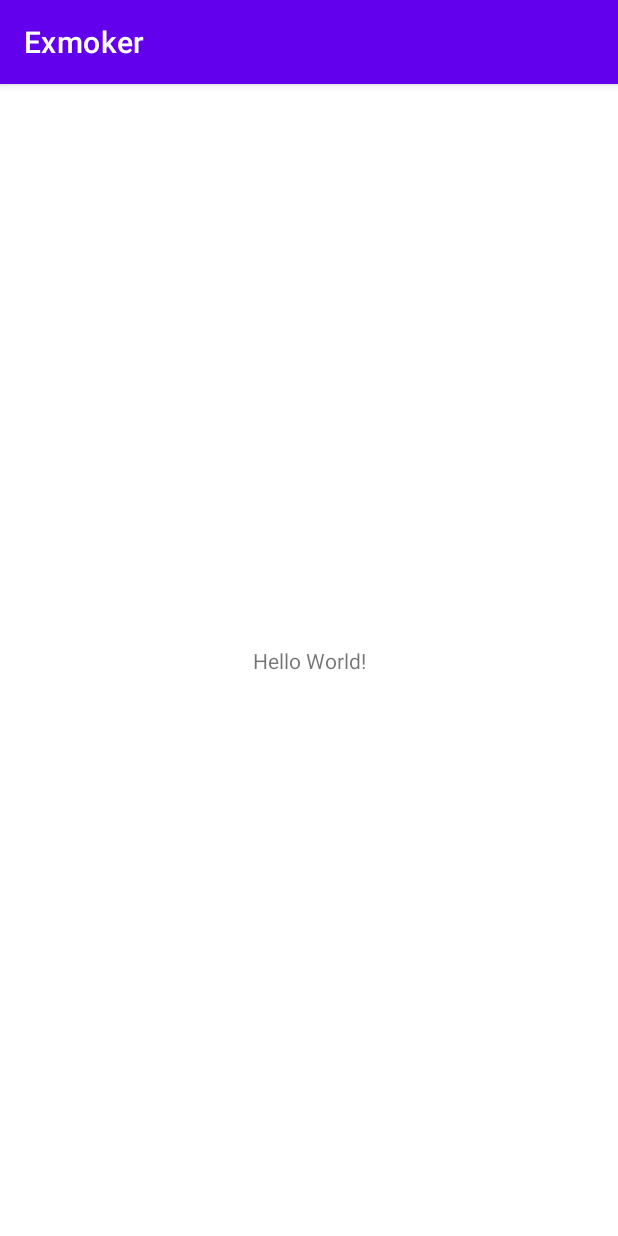
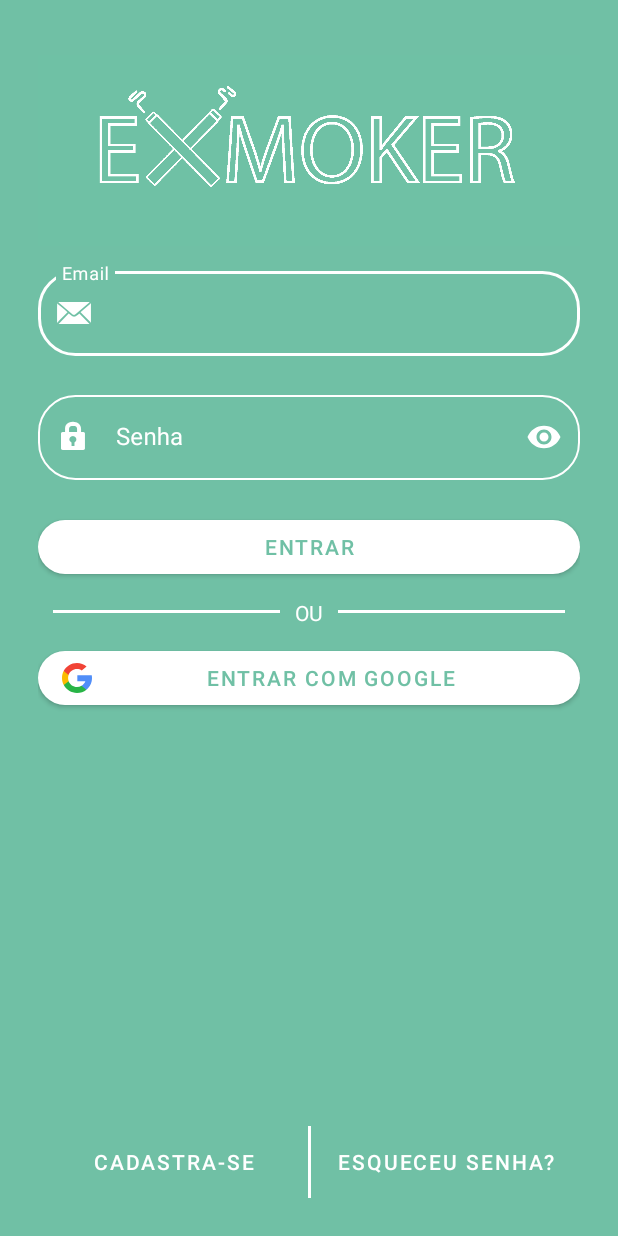
Before and after one commit to BrunaVazAdam/Exmoker, an Android app: the screen it shows after launch (MainActivity before the commit, LoginActivity after it), on a phone screen of 412 x 824 dp. Run offline under Robolectric (Android 15) with nearby library versions, the phone set to English and light mode, and no system bars; libraries missing offline, so code that uses them is left out: com.mobsandgeeks.saripaar; 2 statements that could not run were skipped.

Commit message:
Interface de Login e Cadastro

```diff
--- a/app/build.gradle
+++ b/app/build.gradle
@@ -32,6 +32,8 @@ apply plugin: 'com.android.application'
 apply plugin: 'com.google.gms.google-services'
 
 dependencies {
+    implementation 'com.mobsandgeeks:android-saripaar:2.0.3'
+    implementation 'com.github.rtoshiro.mflibrary:mflibrary:1.0.0'
     implementation platform('com.google.firebase:firebase-bom:26.7.0')
     implementation 'com.google.firebase:firebase-analytics'
     implementation 'androidx.appcompat:appcompat:1.1.0'
--- a/app/src/main/AndroidManifest.xml
+++ b/app/src/main/AndroidManifest.xml
@@ -9,7 +9,8 @@
         android:roundIcon="@mipmap/ic_launcher_round"
         android:supportsRtl="true"
         android:theme="@style/Theme.Exmoker">
-        <activity android:name=".MainActivity">
+        <activity android:name=".CadastroActivity"></activity>
+        <activity android:name=".LoginActivity">
             <intent-filter>
                 <action android:name="android.intent.action.MAIN" />
 
--- /dev/null
+++ b/app/src/main/java/br/com/ifsul/bruna/exmoker/LoginActivity.java
@@ -0,0 +1,66 @@
+package br.com.ifsul.bruna.exmoker;
+
+import android.content.Intent;
+import android.os.Bundle;
+import android.widget.Button;
+
+import androidx.appcompat.app.AppCompatActivity;
+
+import com.google.android.material.textfield.TextInputEditText;
+import com.google.android.material.textfield.TextInputLayout;
+import com.mobsandgeeks.saripaar.ValidationError;
+import com.mobsandgeeks.saripaar.Validator;
+
+import java.util.List;
+
+public class LoginActivity extends AppCompatActivity implements Validator.ValidationListener {
+
+    private TextInputLayout txtEmail;
+    private TextInputLayout txtSenha;
+    private TextInputEditText etEmail;
+    private TextInputEditText etSenha;
+    private Button btLogar;
+    private Button btLogarGoogle;
+    private Button btCadastrar;
+    private Button btEsqueceuSenha;
+
+    private Validator validator;
+
+    @Override
+    protected void onCreate(Bundle savedInstanceState) {
+        super.onCreate(savedInstanceState);
+        setContentView(R.layout.login_activity);
+        this.inicializaComponentes();
+        this.btCadastrar.setOnClickListener(v -> {
+            Intent itCadastrar = new Intent(LoginActivity.this, CadastroActivity.class);
+            startActivity(itCadastrar);
+        });
+
+    }
+
+    private void inicializaComponentes() {
+        txtEmail = findViewById(R.id.login_txt_email);
+        txtSenha = findViewById(R.id.cad_txt_senha);
+        etEmail = findViewById(R.id.login_et_email);
+        etSenha = findViewById(R.id.login_et_senha);
+        btLogar = findViewById(R.id.login_bt_logar);
+        btLogarGoogle = findViewById(R.id.login_bt_logar_google);
+        btCadastrar = findViewById(R.id.login_bt_cadastrar);
+        btEsqueceuSenha = findViewById(R.id.login_bt_esqueceu_senha);
+        validator = new Validator(this);
+        validator.setValidationListener(this);
+
+
+    }
+
+    @Override
+    public void onValidationSucceeded() {
+
+
+    }
+
+    @Override
+    public void onValidationFailed(List<ValidationError> errors) {
+
+    }
+}
--- a/app/src/main/java/br/com/ifsul/bruna/exmoker/MainActivity.java
+++ /dev/null
@@ -1,14 +0,0 @@
-package br.com.ifsul.bruna.exmoker;
-
-import androidx.appcompat.app.AppCompatActivity;
-
-import android.os.Bundle;
-
-public class MainActivity extends AppCompatActivity {
-
-    @Override
-    protected void onCreate(Bundle savedInstanceState) {
-        super.onCreate(savedInstanceState);
-        setContentView(R.layout.activity_main);
-    }
-}
--- /dev/null
+++ b/app/src/main/res/drawable/ic_logo_google.xml
@@ -0,0 +1,18 @@
+<vector xmlns:android="http://schemas.android.com/apk/res/android"
+    android:width="200dp"
+    android:height="200dp"
+    android:viewportWidth="512"
+    android:viewportHeight="512">
+    <path
+        android:fillColor="#FBBB00"
+        android:pathData="M113.47,309.408L95.648,375.94l-65.139,1.378C11.042,341.211 0,299.9 0,256c0,-42.451 10.324,-82.483 28.624,-117.732h0.014l57.992,10.632l25.404,57.644c-5.317,15.501 -8.215,32.141 -8.215,49.456C103.821,274.792 107.225,292.797 113.47,309.408z" />
+    <path
+        android:fillColor="#518EF8"
+        android:pathData="M507.527,208.176C510.467,223.662 512,239.655 512,256c0,18.328 -1.927,36.206 -5.598,53.451c-12.462,58.683 -45.025,109.925 -90.134,146.187l-0.014,-0.014l-73.044,-3.727l-10.338,-64.535c29.932,-17.554 53.324,-45.025 65.646,-77.911h-136.89V208.176h138.887L507.527,208.176L507.527,208.176z" />
+    <path
+        android:fillColor="#28B446"
+        android:pathData="M416.253,455.624l0.014,0.014C372.396,490.901 316.666,512 256,512c-97.491,0 -182.252,-54.491 -225.491,-134.681l82.961,-67.91c21.619,57.698 77.278,98.771 142.53,98.771c28.047,0 54.323,-7.582 76.87,-20.818L416.253,455.624z" />
+    <path
+        android:fillColor="#F14336"
+        android:pathData="M419.404,58.936l-82.933,67.896c-23.335,-14.586 -50.919,-23.012 -80.471,-23.012c-66.729,0 -123.429,42.957 -143.965,102.724l-83.397,-68.276h-0.014C71.23,56.123 157.06,0 256,0C318.115,0 375.068,22.126 419.404,58.936z" />
+</vector>
--- a/app/src/main/res/layout/activity_main.xml
+++ /dev/null
@@ -1,18 +0,0 @@
-<?xml version="1.0" encoding="utf-8"?>
-<androidx.constraintlayout.widget.ConstraintLayout xmlns:android="http://schemas.android.com/apk/res/android"
-    xmlns:app="http://schemas.android.com/apk/res-auto"
-    xmlns:tools="http://schemas.android.com/tools"
-    android:layout_width="match_parent"
-    android:layout_height="match_parent"
-    tools:context=".MainActivity">
-
-    <TextView
-        android:layout_width="wrap_content"
-        android:layout_height="wrap_content"
-        android:text="Hello World!"
-        app:layout_constraintBottom_toBottomOf="parent"
-        app:layout_constraintLeft_toLeftOf="parent"
-        app:layout_constraintRight_toRightOf="parent"
-        app:layout_constraintTop_toTopOf="parent" />
-
-</androidx.constraintlayout.widget.ConstraintLayout>
--- /dev/null
+++ b/app/src/main/res/layout/login_activity.xml
@@ -0,0 +1,150 @@
+<?xml version="1.0" encoding="utf-8"?>
+<ScrollView xmlns:android="http://schemas.android.com/apk/res/android"
+    xmlns:app="http://schemas.android.com/apk/res-auto"
+    xmlns:tools="http://schemas.android.com/tools"
+    android:layout_width="match_parent"
+    android:layout_height="match_parent"
+    android:fillViewport="true"
+    tools:context=".LoginActivity">
+
+    <LinearLayout
+        android:layout_width="match_parent"
+        android:layout_height="wrap_content"
+        android:orientation="vertical"
+        android:padding="25dp">
+
+        <LinearLayout
+            android:layout_width="match_parent"
+            android:layout_height="wrap_content"
+            android:orientation="vertical"
+            android:paddingBottom="10dp">
+
+            <ImageView
+                android:layout_width="fill_parent"
+                android:layout_height="150dp"
+                android:contentDescription="@string/str_logo_description"
+                android:src="@drawable/logo_exmoker" />
+
+            <com.google.android.material.textfield.TextInputLayout
+                android:id="@+id/login_txt_email"
+                style="@style/TextInputLayout"
+                android:layout_width="match_parent"
+                android:layout_height="wrap_content"
+                android:hint="@string/str_email"
+                app:startIconDrawable="@android:drawable/sym_action_email">
+
+                <com.google.android.material.textfield.TextInputEditText
+                    android:id="@+id/login_et_email"
+                    android:layout_width="match_parent"
+                    android:layout_height="wrap_content"
+                    android:inputType="textEmailAddress"
+                    android:textColor="@color/white" />
+            </com.google.android.material.textfield.TextInputLayout>
+
+            <com.google.android.material.textfield.TextInputLayout
+                android:id="@+id/login_txt_senha"
+                style="@style/TextInputLayout"
+                android:layout_width="match_parent"
+                android:layout_height="wrap_content"
+                android:hint="@string/str_senha"
+                app:startIconDrawable="@android:drawable/ic_lock_idle_lock"
+                app:endIconMode="password_toggle">
+
+                <com.google.android.material.textfield.TextInputEditText
+                    android:id="@+id/login_et_senha"
+                    android:layout_width="match_parent"
+                    android:layout_height="wrap_content"
+                    android:inputType="textPassword"
+                    android:textColor="@color/white" />
+
+            </com.google.android.material.textfield.TextInputLayout>
+
+            <com.google.android.material.button.MaterialButton
+                android:id="@+id/login_bt_logar"
+                android:layout_width="match_parent"
+                android:layout_height="wrap_content"
+                android:text="@string/str_btLogar"
+                app:cornerRadius="@dimen/border_radius_input" />
+
+            <LinearLayout
+                android:layout_width="match_parent"
+                android:layout_height="wrap_content"
+                android:orientation="horizontal"
+                android:paddingStart="10dp"
+                android:paddingEnd="10dp">
+
+                <View
+                    android:id="@+id/divider2"
+                    android:layout_width="match_parent"
+                    android:layout_height="2dp"
+                    android:layout_weight="1"
+                    android:background="@color/white"
+                    android:translationY="18dp" />
+
+                <TextView
+                    android:id="@+id/textView"
+                    android:layout_width="wrap_content"
+                    android:layout_height="wrap_content"
+                    android:padding="10dp"
+                    android:text="@string/str_ou"
+                    android:textColor="@color/white" />
+
+                <View
+                    android:id="@+id/divider3"
+                    android:layout_width="match_parent"
+                    android:layout_height="2dp"
+                    android:layout_weight="1"
+                    android:background="@color/white"
+                    android:translationY="18dp" />
+            </LinearLayout>
+
+            <com.google.android.material.button.MaterialButton
+                android:id="@+id/login_bt_logar_google"
+                android:layout_width="match_parent"
+                android:layout_height="wrap_content"
+                android:text="@string/str_btLogarGoogle"
+                app:cornerRadius="@dimen/border_radius_input"
+                app:icon="@drawable/ic_logo_google"
+                app:iconSize="20dp"
+                app:iconTint="@null" />
+
+        </LinearLayout>
+
+        <Space
+            android:layout_width="match_parent"
+            android:layout_height="0dp"
+            android:layout_weight="1" />
+
+        <LinearLayout
+            android:layout_width="match_parent"
+            android:layout_height="wrap_content"
+            android:layout_gravity="bottom"
+            android:orientation="horizontal">
+
+            <com.google.android.material.button.MaterialButton
+                android:id="@+id/login_bt_cadastrar"
+                style="@style/Widget.MaterialComponents.Button.TextButton"
+                android:layout_width="match_parent"
+                android:layout_height="wrap_content"
+                android:layout_weight="1"
+                android:text="@string/str_btCadastrar"
+                app:cornerRadius="@dimen/border_radius_input" />
+
+            <View
+                android:id="@+id/divider"
+                android:layout_width="2dp"
+                android:layout_height="match_parent"
+                android:background="@color/white" />
+
+            <com.google.android.material.button.MaterialButton
+                android:id="@+id/login_bt_esqueceu_senha"
+                style="@style/Widget.MaterialComponents.Button.TextButton"
+                android:layout_width="match_parent"
+                android:layout_height="wrap_content"
+                android:layout_weight="1"
+                android:text="@string/str_btEsqueceuSenha"
+                app:cornerRadius="@dimen/border_radius_input" />
+        </LinearLayout>
+
+    </LinearLayout>
+</ScrollView>
--- a/app/src/main/res/values-night/themes.xml
+++ /dev/null
@@ -1,16 +0,0 @@
-<resources xmlns:tools="http://schemas.android.com/tools">
-    <!-- Base application theme. -->
-    <style name="Theme.Exmoker" parent="Theme.MaterialComponents.DayNight.DarkActionBar">
-        <!-- Primary brand color. -->
-        <item name="colorPrimary">@color/purple_200</item>
-        <item name="colorPrimaryVariant">@color/purple_700</item>
-        <item name="colorOnPrimary">@color/black</item>
-        <!-- Secondary brand color. -->
-        <item name="colorSecondary">@color/teal_200</item>
-        <item name="colorSecondaryVariant">@color/teal_200</item>
-        <item name="colorOnSecondary">@color/black</item>
-        <!-- Status bar color. -->
-        <item name="android:statusBarColor" tools:targetApi="l">?attr/colorPrimaryVariant</item>
-        <!-- Customize your theme here. -->
-    </style>
-</resources>
--- a/app/src/main/res/values/colors.xml
+++ b/app/src/main/res/values/colors.xml
@@ -1,5 +1,5 @@
 <?xml version="1.0" encoding="utf-8"?>
-<resources>
+<resources xmlns:tools="http://schemas.android.com/tools">
     <color name="purple_200">#FFBB86FC</color>
     <color name="purple_500">#FF6200EE</color>
     <color name="purple_700">#FF3700B3</color>
@@ -7,4 +7,7 @@
     <color name="teal_700">#FF018786</color>
     <color name="black">#FF000000</color>
     <color name="white">#FFFFFFFF</color>
+    <color name="exmoker">#70C0A5</color>
+    <color name="exmoker_darker">#59B294</color>
+    <color name="mtrl_textinput_default_box_stroke_color" tools:override="true">@color/white</color>
 </resources>
--- /dev/null
+++ b/app/src/main/res/values/radius.xml
@@ -0,0 +1,4 @@
+<?xml version="1.0" encoding="utf-8"?>
+<resources>
+    <item name="border_radius_input" type="dimen">25dp</item>
+</resources>
--- a/app/src/main/res/values/strings.xml
+++ b/app/src/main/res/values/strings.xml
@@ -1,3 +1,17 @@
 <resources>
     <string name="app_name">Exmoker</string>
+    <string name="str_name">Nome</string>
+    <string name="str_email">Email</string>
+    <string name="str_senha">Senha</string>
+    <string name="str_senha_confirmar">Confirmar senha</string>
+    <string name="str_dataNasc">Data de Nascimento</string>
+    <string name="pick_date">Selecione a data</string>
+    <string name="str_data_nasc_picker">Selecione a data</string>
+    <string name="str_btLogar">Entrar</string>
+    <string name="str_btLogarGoogle">Entrar com Google</string>
+    <string name="str_btCadastrar">Cadastra-se</string>
+    <string name="str_btCadastrarGoogle">Cadastrar com Google</string>
+    <string name="str_btEsqueceuSenha">Esqueceu senha?</string>
+    <string name="str_logo_description">Logo Exmoker</string>
+    <string name="str_ou">OU</string>
 </resources>
--- /dev/null
+++ b/app/src/main/res/values/styles.xml
@@ -0,0 +1,20 @@
+<?xml version="1.0" encoding="utf-8"?>
+<resources>
+
+    <style name="TextInputLayout" parent="@style/Widget.MaterialComponents.TextInputLayout.OutlinedBox">
+        <item name="android:textColorHint">@color/white</item>
+        <item name="boxCornerRadiusBottomEnd">@dimen/border_radius_input</item>
+        <item name="boxCornerRadiusBottomStart">@dimen/border_radius_input</item>
+        <item name="boxCornerRadiusTopEnd">@dimen/border_radius_input</item>
+        <item name="boxCornerRadiusTopStart">@dimen/border_radius_input</item>
+        <item name="boxStrokeColor">@color/white</item>
+        <item name="endIconTint">@color/white</item>
+        <item name="startIconTint">@color/white</item>
+        <item name="errorEnabled">true</item>
+        <item name="endIconMode">clear_text</item>
+    </style>
+
+    <style name="DialogTheme" parent="Theme.AppCompat.Light.Dialog">
+        <item name="colorAccent">@color/exmoker</item>
+    </style>
+</resources>
--- a/app/src/main/res/values/themes.xml
+++ b/app/src/main/res/values/themes.xml
@@ -1,10 +1,10 @@
 <resources xmlns:tools="http://schemas.android.com/tools">
     <!-- Base application theme. -->
-    <style name="Theme.Exmoker" parent="Theme.MaterialComponents.DayNight.DarkActionBar">
+    <style name="Theme.Exmoker" parent="Theme.MaterialComponents.Light.NoActionBar">
         <!-- Primary brand color. -->
-        <item name="colorPrimary">@color/purple_500</item>
-        <item name="colorPrimaryVariant">@color/purple_700</item>
-        <item name="colorOnPrimary">@color/white</item>
+        <item name="colorPrimary">@color/white</item>
+        <item name="colorPrimaryVariant">@color/exmoker_darker</item>
+        <item name="colorOnPrimary">@color/exmoker</item>
         <!-- Secondary brand color. -->
         <item name="colorSecondary">@color/teal_200</item>
         <item name="colorSecondaryVariant">@color/teal_700</item>
@@ -12,5 +12,6 @@
         <!-- Status bar color. -->
         <item name="android:statusBarColor" tools:targetApi="l">?attr/colorPrimaryVariant</item>
         <!-- Customize your theme here. -->
+        <item name="android:windowBackground">@color/exmoker</item>
     </style>
 </resources>
```
Also changed, not shown: app/src/main/java/br/com/ifsul/bruna/exmoker/CadastroActivity.java (added, +96 -0 lines), app/src/main/java/br/com/ifsul/bruna/exmoker/ContatoApoioActivity.java (added, +35 -0 lines), app/src/main/res/drawable/ic_calendar.xml (added, +10 -0 lines), app/src/main/res/layout/activity_cadastro.xml (added, +156 -0 lines), app/src/main/res/drawable/logo_exmoker.png (added), app/src/main/res/drawable/logo_exmoker/logo-exmoker.png (added).
